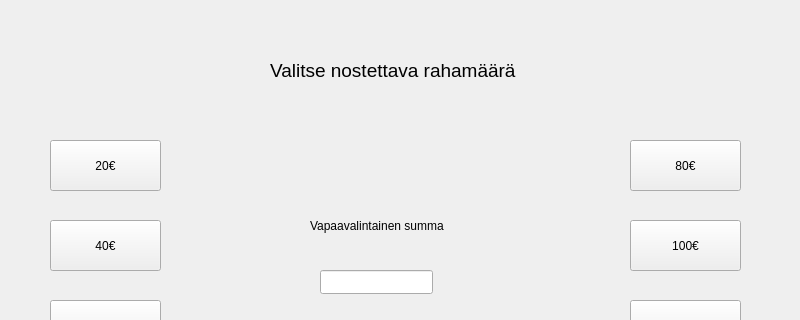
Qt form bank-automat/nostowindow.ui (Kealerator/bank_atm_group3) before a commit; both pictures show x 0 to 800 and y 0 to 320 of the 800 by 500 pixel window.
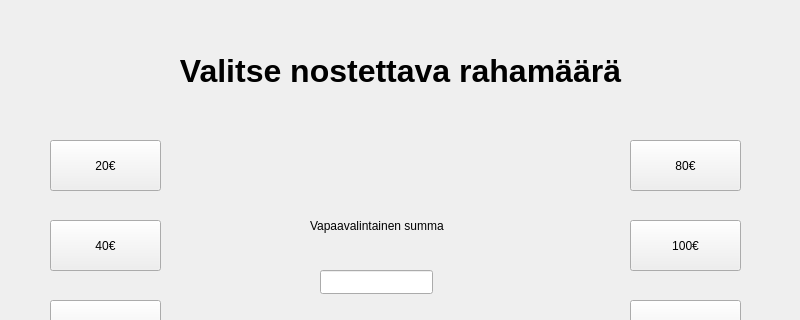
The same form after that commit.

Commit message: UI Desingia jatkettu.

Patch:
```diff
--- a/bank-automat/nostowindow.ui
+++ b/bank-automat/nostowindow.ui
@@ -164,20 +164,27 @@
   <widget class="QLabel" name="labelTitle">
    <property name="geometry">
     <rect>
-     <x>270</x>
+     <x>0</x>
      <y>40</y>
-     <width>321</width>
+     <width>801</width>
      <height>61</height>
     </rect>
    </property>
    <property name="font">
     <font>
-     <pointsize>14</pointsize>
+     <pointsize>24</pointsize>
+     <bold>true</bold>
     </font>
    </property>
+   <property name="layoutDirection">
+    <enum>Qt::LayoutDirection::LeftToRight</enum>
+   </property>
    <property name="text">
     <string>Valitse nostettava rahamäärä</string>
    </property>
+   <property name="alignment">
+    <set>Qt::AlignmentFlag::AlignCenter</set>
+   </property>
   </widget>
  </widget>
  <resources/>
```
The commit also changes 3 other files.
